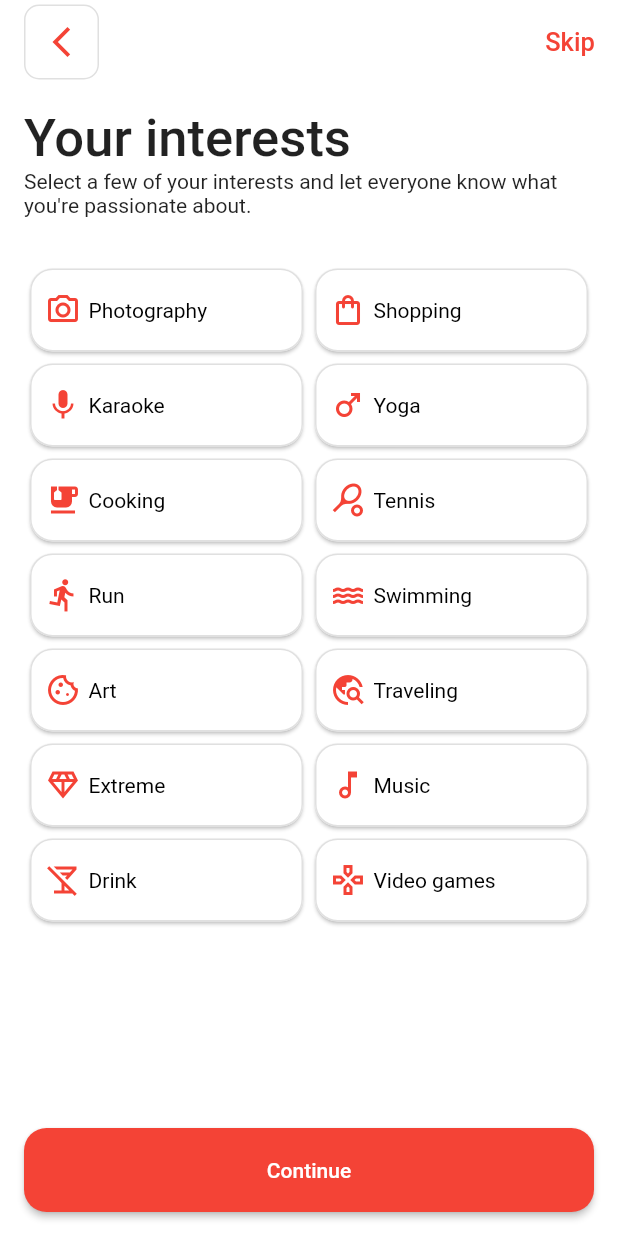
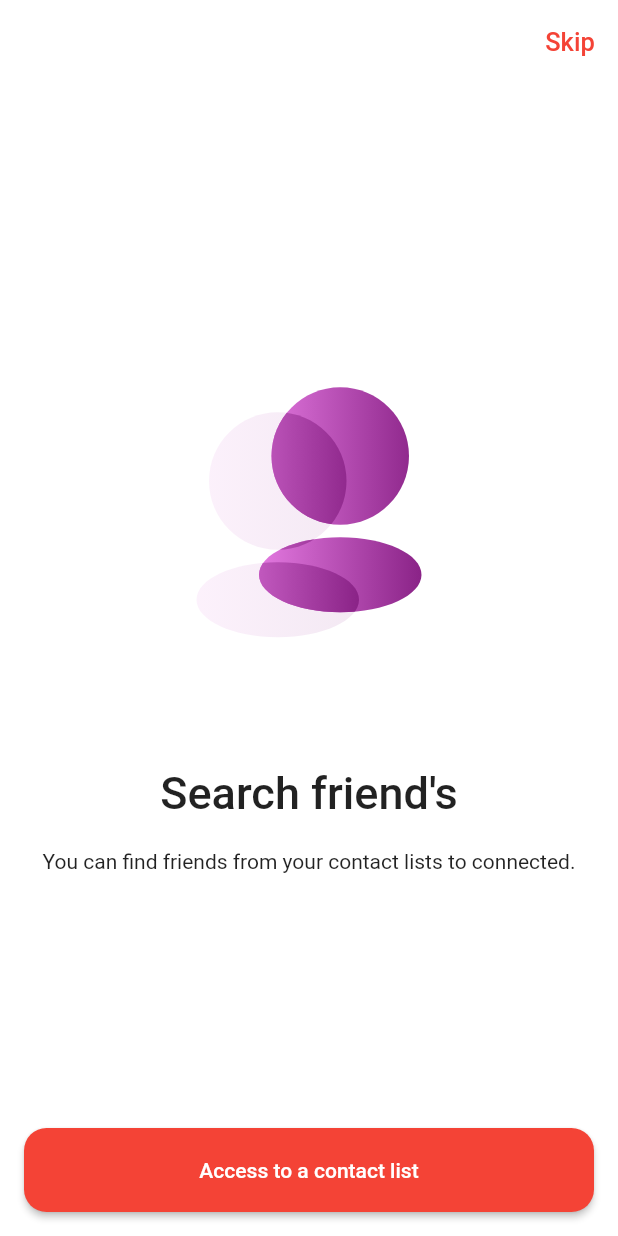
Before and after one commit to hredhayxz/mudslide_creators_hub_assignment, a Flutter app: the screen it shows after launch, on a phone screen of 412 x 824 dp. Run offline on Flutter 3.47's test engine with Material 2 defaults, Android fonts, the phone set to English and light mode, and no system bars; our stand-ins replace flutter_svg.

Commit message:
Friends screen design has been done

```diff
--- a/lib/app.dart
+++ b/lib/app.dart
@@ -1,4 +1,5 @@
 import 'package:flutter/material.dart';
+import 'package:mudslide_creators_hub_assignment/presentation/ui/screens/friends_screen.dart';
 import 'package:mudslide_creators_hub_assignment/presentation/ui/screens/passions_screen.dart';
 
 class MyApp extends StatelessWidget {
@@ -13,7 +14,7 @@ class MyApp extends StatelessWidget {
       //   colorScheme: ColorScheme.fromSeed(seedColor: Colors.deepPurple),
       //   useMaterial3: true,
       // ),
-      home: PassionsScreen(),
+      home: FriendsScreen(),
     );
   }
 }
--- /dev/null
+++ b/lib/presentation/ui/screens/friends_screen.dart
@@ -0,0 +1,74 @@
+import 'package:flutter/material.dart';
+import 'package:flutter_svg/flutter_svg.dart';
+
+class FriendsScreen extends StatelessWidget {
+  const FriendsScreen({super.key});
+
+  @override
+  Widget build(BuildContext context) {
+    return Scaffold(
+      backgroundColor: Colors.white,
+      appBar: AppBar(
+        actions: [
+          TextButton(
+            onPressed: () {},
+            child: const Text(
+              'Skip',
+              style: TextStyle(color: Colors.red, fontSize: 17),
+            ),
+          ),
+        ],
+        backgroundColor: Colors.white,
+        elevation: 0,
+      ),
+      body: SafeArea(
+        child: Padding(
+          padding: const EdgeInsets.all(16.0),
+          child: Column(
+            children: [
+              Expanded(
+                child: Column(
+                  mainAxisAlignment: MainAxisAlignment.center,
+                  crossAxisAlignment: CrossAxisAlignment.center,
+                  children: [
+                    SvgPicture.asset(
+                      'assets/images/people.svg',
+                      width: 200,
+                      height: 200,
+                    ),
+                    const SizedBox(
+                      height: 70,
+                    ),
+                    Text(
+                      'Search friend\'s',
+                      style: Theme.of(context)
+                          .textTheme
+                          .titleLarge
+                          ?.copyWith(fontSize: 30),
+                    ),
+                    const SizedBox(
+                      height: 20,
+                    ),
+                    const Text(
+                        'You can find friends from your contact lists to connected.'),
+                  ],
+                ),
+              ),
+              ElevatedButton(
+                onPressed: () {},
+                style: ElevatedButton.styleFrom(
+                  backgroundColor: Colors.red,
+                  shape: RoundedRectangleBorder(
+                    borderRadius: BorderRadius.circular(15.0),
+                  ),
+                  minimumSize: const Size(double.infinity, 56.0),
+                ),
+                child: const Text('Access to a contact list'),
+              ),
+            ],
+          ),
+        ),
+      ),
+    );
+  }
+}
--- a/pubspec.yaml
+++ b/pubspec.yaml
@@ -35,6 +35,7 @@ dependencies:
   # The following adds the Cupertino Icons font to your application.
   # Use with the CupertinoIcons class for iOS style icons.
   cupertino_icons: ^1.0.2
+  flutter_svg: ^2.0.8
 
 dev_dependencies:
   flutter_test:
@@ -59,9 +60,8 @@ flutter:
   uses-material-design: true
 
   # To add assets to your application, add an assets section, like this:
-  # assets:
-  #   - images/a_dot_burr.jpeg
-  #   - images/a_dot_ham.jpeg
+  assets:
+    - assets/images/
 
   # An image asset can refer to one or more resolution-specific "variants", see
   # https://flutter.dev/assets-and-images/#resolution-aware
```
Also changed, not shown: assets/images/people.svg (added), pubspec.lock.
